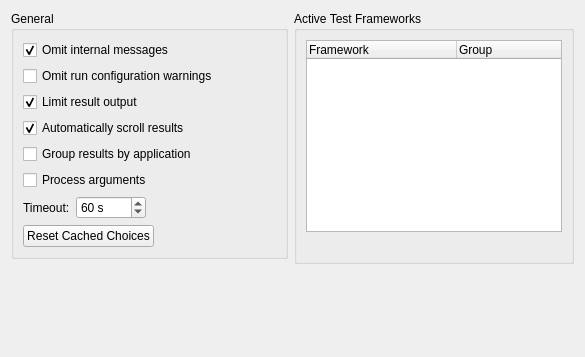
The window that src/plugins/autotest/testsettingspage.ui (qt-creator/qt-creator) describes before a commit, drawn with Qt 5.
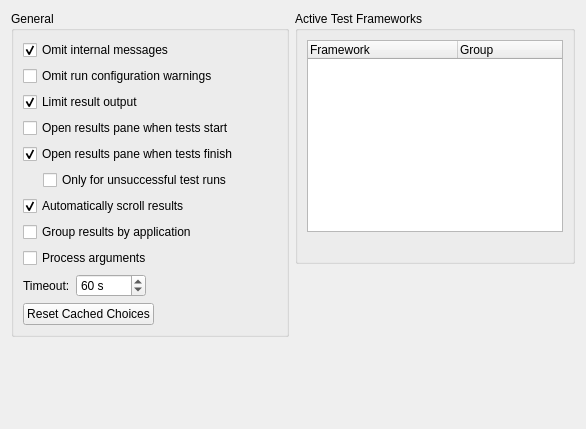
The same window after the commit.

Commit message:
AutoTest: Make automatic popup of results pane configurable
Let the test results pane automatically popup before the
first test result is added to indicate running the tests
has started.
Beside this provide settings for enabling or disabling
the popup of the results pane on start or finish of a
test run and make it possible to limit the automatic
popup on finish to failed test runs.

```diff
--- a/src/plugins/autotest/testsettingspage.ui
+++ b/src/plugins/autotest/testsettingspage.ui
@@ -6,8 +6,8 @@
    <rect>
     <x>0</x>
     <y>0</y>
-    <width>585</width>
-    <height>357</height>
+    <width>586</width>
+    <height>429</height>
    </rect>
   </property>
   <property name="windowTitle">
@@ -60,6 +60,59 @@
             </property>
            </widget>
           </item>
+          <item>
+           <widget class="QCheckBox" name="openResultsOnStartCB">
+            <property name="toolTip">
+             <string>Opens the test results pane automatically when tests are started.</string>
+            </property>
+            <property name="text">
+             <string>Open results pane when tests start</string>
+            </property>
+           </widget>
+          </item>
+          <item>
+           <widget class="QCheckBox" name="openResultsOnFinishCB">
+            <property name="toolTip">
+             <string>Opens the test result pane automatically when tests are finished.</string>
+            </property>
+            <property name="text">
+             <string>Open results pane when tests finish</string>
+            </property>
+            <property name="checked">
+             <bool>true</bool>
+            </property>
+           </widget>
+          </item>
+          <item>
+           <layout class="QHBoxLayout" name="horizontalLayout_3">
+            <item>
+             <spacer name="horizontalSpacer_3">
+              <property name="orientation">
+               <enum>Qt::Horizontal</enum>
+              </property>
+              <property name="sizeType">
+               <enum>QSizePolicy::Fixed</enum>
+              </property>
+              <property name="sizeHint" stdset="0">
+               <size>
+                <width>20</width>
+                <height>10</height>
+               </size>
+              </property>
+             </spacer>
+            </item>
+            <item>
+             <widget class="QCheckBox" name="openResultsOnFailCB">
+              <property name="toolTip">
+               <string>Opens the test result pane only if the test run contains failed, fatal or unexpectedly passed tests.</string>
+              </property>
+              <property name="text">
+               <string>Only for unsuccessful test runs</string>
+              </property>
+             </widget>
+            </item>
+           </layout>
+          </item>
           <item>
            <widget class="QCheckBox" name="autoScrollCB">
             <property name="toolTip">
```
The commit also changes 7 other files.
